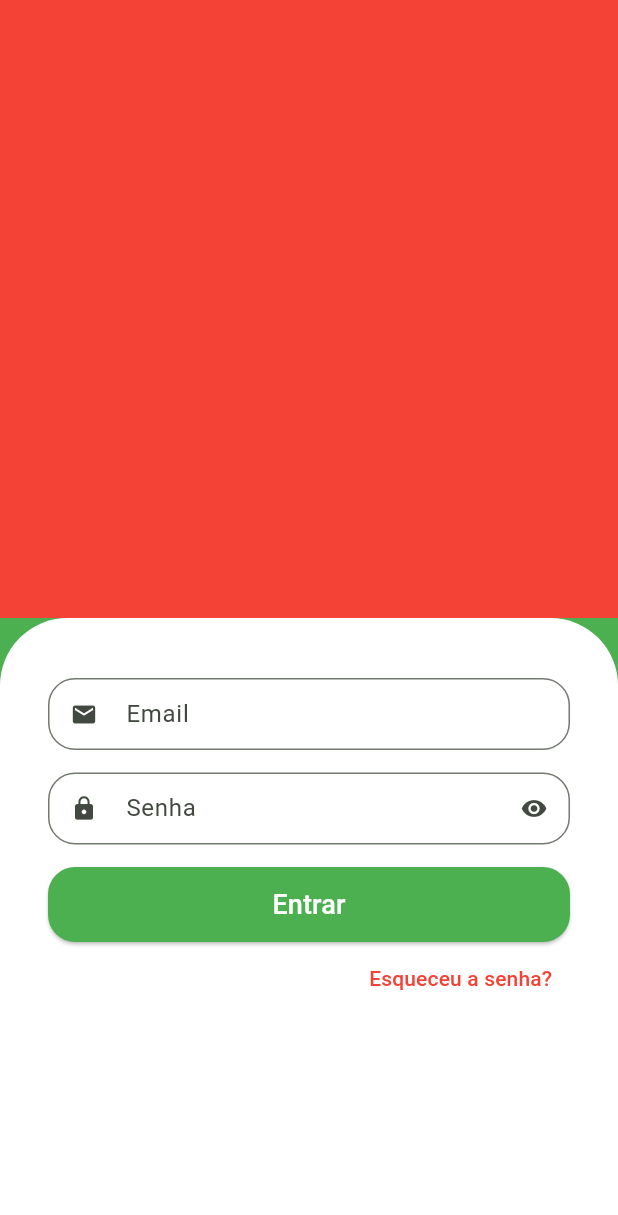
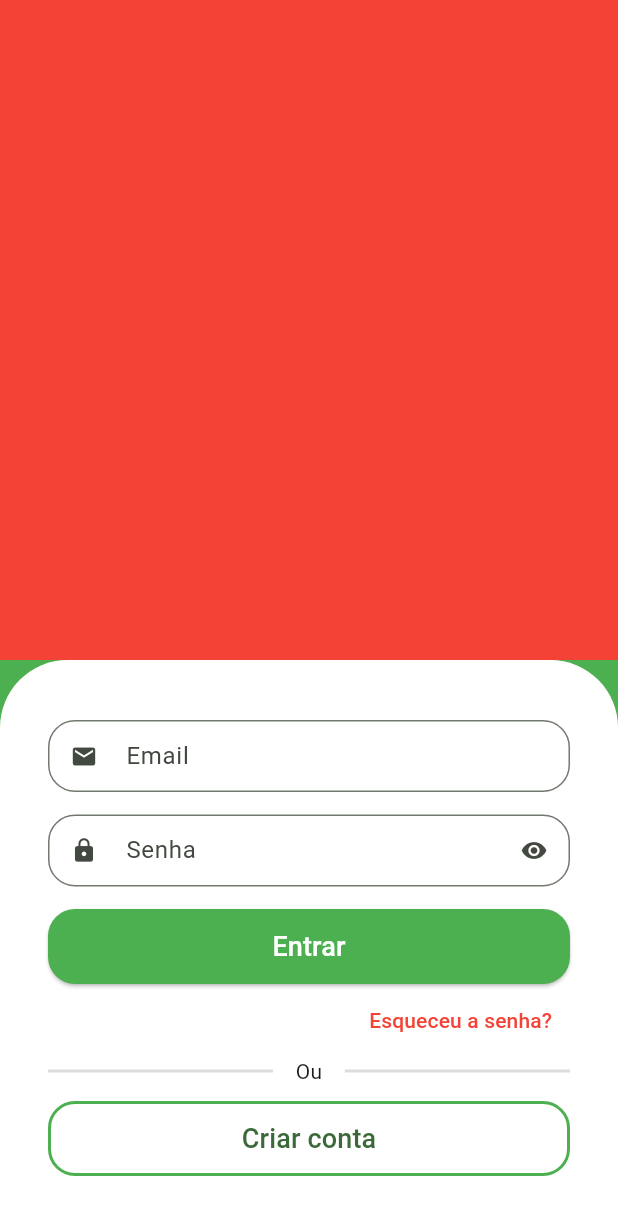
Before and after one commit to lucasletro/GreenGrocer, a Flutter app: the screen it shows after launch, on a phone screen of 412 x 824 dp. Shown: the top 1215 px of the screen. Run offline on Flutter 3.47's test engine with Material 2 defaults, Android fonts, the phone set to English and light mode, and no system bars.

Commit message:
Criando botão de cadastro.

```diff
--- a/lib/src/auth/sign_in_screen.dart
+++ b/lib/src/auth/sign_in_screen.dart
@@ -20,8 +20,7 @@ class SignInScreen extends StatelessWidget {
           )),
 
           //CONTAINER BRANCO COM BORDAS ARREDONDADAS
-          Expanded(
-              child: Container(
+          Container(
             padding: const EdgeInsets.symmetric(horizontal: 32, vertical: 40),
             decoration: const BoxDecoration(
               color: Colors.white,
@@ -77,9 +76,57 @@ class SignInScreen extends StatelessWidget {
                   ),
                 ),
 
+                //DIVISOR
+                Padding(
+                  padding: const EdgeInsets.only(bottom: 10),
+                  child: Row(
+                    children: [
+                      Expanded(
+                        child: Divider(
+                          color: Colors.grey.withAlpha(90),
+                          thickness: 2,
+                        ),
+                      ),
+
+                      const Padding(
+                        padding: EdgeInsets.symmetric(horizontal: 15),
+                        child: Text("Ou"),
+                      ),
+
+                      Expanded(
+                        child: Divider(
+                          color: Colors.grey.withAlpha(90),
+                          thickness: 2,
+                        ),
+                      ),
                     ],
                   ),
-          )),
+                ),
+
+                //BOTAO DE NOVO USUARIO
+                SizedBox(
+                  height: 50,
+                  child: OutlinedButton(
+                    style: OutlinedButton.styleFrom(
+                      shape: RoundedRectangleBorder(
+                        borderRadius: BorderRadius.circular(18),
+                      ),
+                      side: const BorderSide(
+                        width: 2,
+                        color: Colors.green
+                      ),
+                    ),
+                    onPressed: (){},
+                    child: const Text("Criar conta", style: TextStyle(
+                      fontSize: 18,
+                    ),),
+                  ),
+                ),
+
+
+              ],
+            ),
+          ),
 
         ],
       ),
```
Lines whose indentation alone changed are shown as unchanged.
